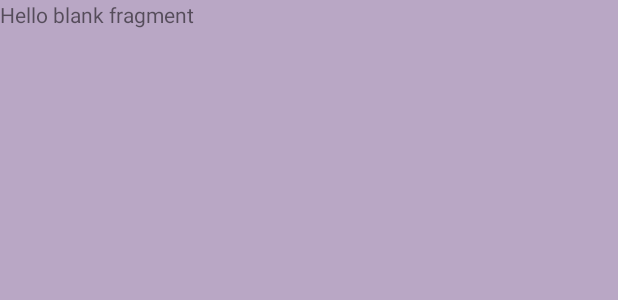
After one commit to genhernandez/FreeingOurselves, an Android app: the layout fragment_health_notes.xml on its own in the app's theme, with its tools: preview values and no code run, on a phone screen of 412 x 824 dp. The commit adds this screen. Shown: the top 300 px of the screen. Run offline under Robolectric (Android 15) with nearby library versions, the phone set to English and light mode, and no system bars.

Commit message:
Added HealthNotesFragment, removed cursor for checkboxes.

```diff
--- /dev/null
+++ b/app/src/main/res/layout/fragment_health_notes.xml
@@ -0,0 +1,13 @@
+<FrameLayout xmlns:android="http://schemas.android.com/apk/res/android"
+    xmlns:tools="http://schemas.android.com/tools"
+    android:layout_width="match_parent"
+    android:layout_height="match_parent"
+    tools:context="com.hfad.freeingourselves.HealthNotesFragment">
+
+    <!-- TODO: Update blank fragment layout -->
+    <TextView
+        android:layout_width="match_parent"
+        android:layout_height="match_parent"
+        android:text="@string/hello_blank_fragment" />
+
+</FrameLayout>
--- a/app/src/main/res/values/strings.xml
+++ b/app/src/main/res/values/strings.xml
@@ -56,5 +56,8 @@
         and introduces new alliances and tools for challenging racism, sexism, homophobia,
         and transphobia across our communities.</string>
 
+    <!-- TODO: Remove or change this placeholder text -->
+    <string name="hello_blank_fragment">Hello blank fragment</string>
+
 
 </resources>
```
Also changed, not shown: app/src/main/java/com/hfad/freeingourselves/HealthCareProviderFragment.java (+42 -42 lines), app/src/main/java/com/hfad/freeingourselves/HealthNotesFragment.java (added, +40 -0 lines), app/src/main/res/layout/fragment_health_care.xml (+4 -11 lines).
